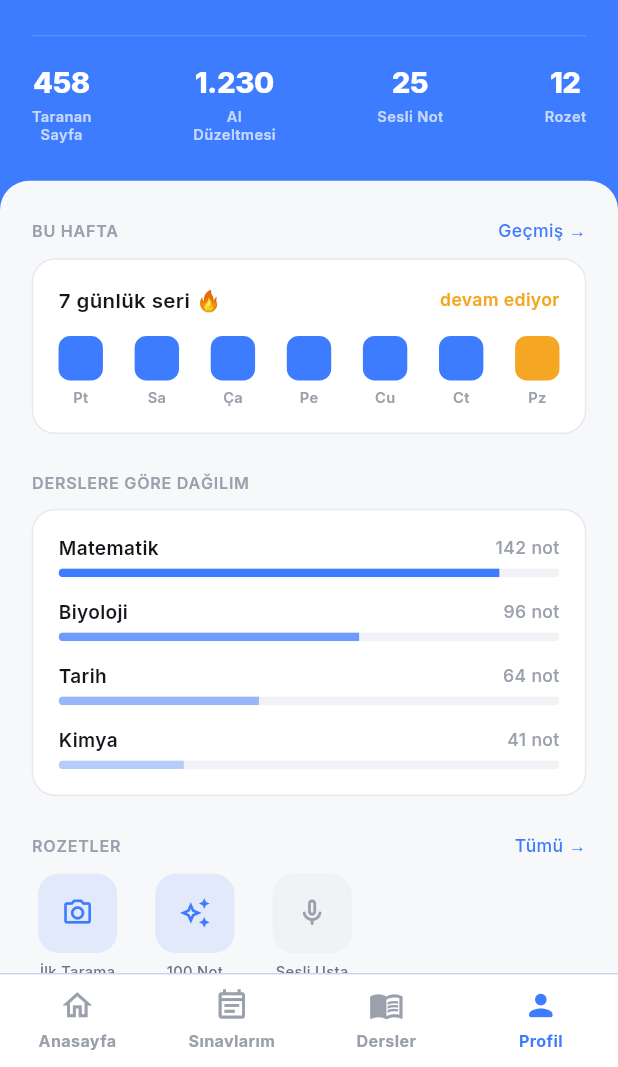
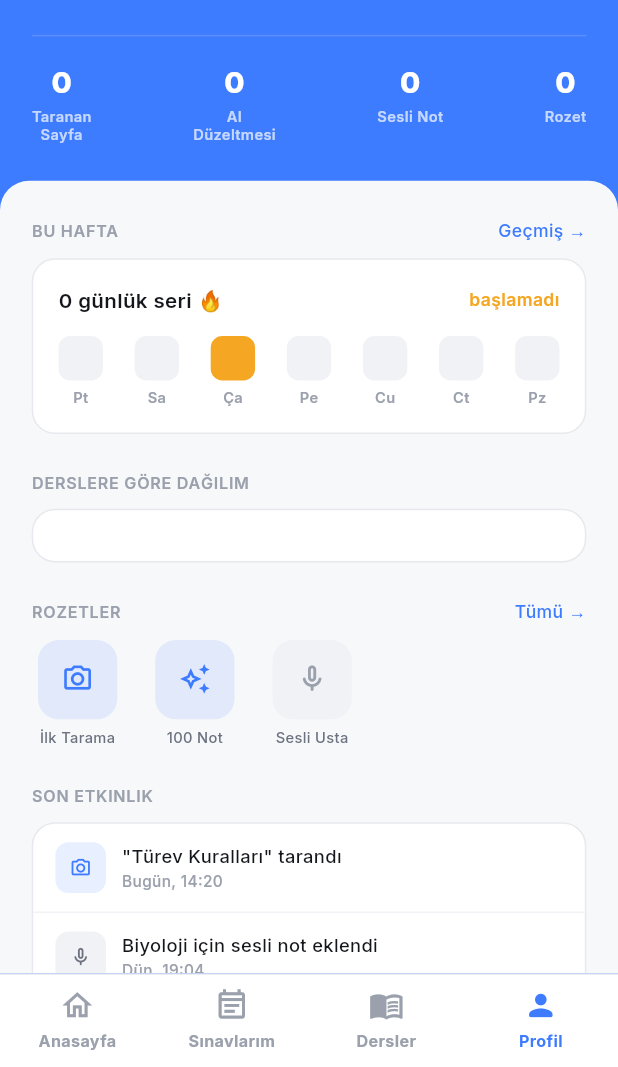
Before and after one commit to EmreBHCC/dersai-proje, a Flutter app: the screen it shows once a user with an empty profile is signed in, item 4 of the bottom bar chosen, on a phone screen of 412 x 824 dp, the part 169-1236 px from its top. Run offline on Flutter 3.47's test engine with Material 3 defaults, Android fonts, the phone set to English and light mode, and no system bars; our stand-ins replace flutter_riverpod, flutter_screenutil, google_fonts, image_picker, speech_to_text, supabase_flutter; missing offline and left inert: tflite_flutter; accounts and stored records are empty; statements that could not run were skipped.

Commit message:
feat(profile): profil sayfasını Supabase'e bağla - istatistikler, ders dağılımı ve seri gerçek veriden geliyor

```diff
--- a/lib/features/profile/presentation/providers/profile_providers.dart
+++ b/lib/features/profile/presentation/providers/profile_providers.dart
@@ -1,5 +1,7 @@
 import 'package:flutter_riverpod/flutter_riverpod.dart';
+import 'package:supabase_flutter/supabase_flutter.dart';
 
+import '../../../../core/services/supabase_service.dart';
 import '../../../homepage/presentation/providers/homepage_providers.dart';
 import '../../data/mock/profile_mock_data.dart';
 import '../../domain/models/profile_activity.dart';
@@ -8,15 +10,57 @@ import '../../domain/models/settings_entry.dart';
 import '../../domain/models/streak_day.dart';
 import '../../domain/models/subject_distribution.dart';
 import '../../domain/models/user_profile.dart';
+import '../../domain/models/profile_stat.dart';
 
-final userProfileProvider = Provider<UserProfile>((ref) {
+SupabaseClient get _client => SupabaseService.client;
+
+String? get _userId => _client.auth.currentUser?.id;
+
+final userProfileProvider = FutureProvider.autoDispose<UserProfile>((ref) async {
   final fullName = ref.watch(userFullNameProvider);
   final base = ProfileMockData.profile;
+  final userId = _userId;
+
+  if (userId == null) {
+    return UserProfile(
+      fullName: fullName,
+      initials: _initialsFor(fullName),
+      verifiedLabel: base.verifiedLabel,
+      stats: base.stats,
+    );
+  }
+
+  final allNotes = await _client
+      .from('notes')
+      .select('type')
+      .eq('user_id', userId);
+
+  final notesList = allNotes as List;
+  final scannedCount =
+      notesList.where((n) => n['type'] == 'scanned_page').length;
+  final voiceCount =
+      notesList.where((n) => n['type'] == 'voice_note').length;
+  final aiCount =
+      notesList.where((n) => n['type'] == 'ai_correction').length;
+
+  final userBadges = await _client
+      .from('user_badges')
+      .select('badge_id')
+      .eq('user_id', userId);
+  final badgesCount = (userBadges as List).length;
+
+  final stats = [
+    ProfileStat(value: '$scannedCount', label: 'Taranan\nSayfa'),
+    ProfileStat(value: '$aiCount', label: 'AI\nDüzeltmesi'),
+    ProfileStat(value: '$voiceCount', label: 'Sesli Not'),
+    ProfileStat(value: '$badgesCount', label: 'Rozet'),
+  ];
+
   return UserProfile(
     fullName: fullName,
     initials: _initialsFor(fullName),
     verifiedLabel: base.verifiedLabel,
-    stats: base.stats,
+    stats: stats,
   );
 });
 
@@ -34,12 +78,84 @@ String _initialsFor(String name) {
   return (parts.first[0] + parts.last[0]).toUpperCase();
 }
 
-final weeklyStreakProvider = Provider<WeeklyStreak>((ref) {
-  return ProfileMockData.weeklyStreak;
+final weeklyStreakProvider = FutureProvider.autoDispose<WeeklyStreak>((ref) async {
+  final userId = _userId;
+  if (userId == null) return ProfileMockData.weeklyStreak;
+
+  final dayLabels = ['Pt', 'Sa', 'Ça', 'Pe', 'Cu', 'Ct', 'Pz'];
+  final now = DateTime.now();
+  final today = DateTime(now.year, now.month, now.day);
+  final monday = today.subtract(Duration(days: today.weekday - 1));
+
+  final rows = await _client
+      .from('daily_activity')
+      .select('activity_date')
+      .eq('user_id', userId)
+      .eq('is_active', true)
+      .gte('activity_date', monday.toIso8601String().split('T')[0]);
+
+  final activeDates = (rows as List)
+      .map((r) => r['activity_date'] as String)
+      .toSet();
+
+  int streakCount = 0;
+  final days = List.generate(7, (i) {
+    final date = monday.add(Duration(days: i));
+    final dateStr = date.toIso8601String().split('T')[0];
+    final completed = activeDates.contains(dateStr);
+    if (completed) streakCount++;
+    return StreakDay(
+      label: dayLabels[i],
+      completed: completed,
+      isToday: date == today,
+    );
+  });
+
+  return WeeklyStreak(
+    title: '$streakCount günlük seri 🔥',
+    statusLabel: streakCount > 0 ? 'devam ediyor' : 'başlamadı',
+    days: days,
+  );
 });
 
-final subjectDistributionProvider = Provider<List<SubjectDistribution>>((ref) {
-  return ProfileMockData.subjectDistribution;
+final subjectDistributionProvider = FutureProvider.autoDispose<List<SubjectDistribution>>((ref) async {
+  final userId = _userId;
+  if (userId == null) return ProfileMockData.subjectDistribution;
+
+  final dersler = await _client
+      .from('dersler')
+      .select()
+      .eq('user_id', userId)
+      .order('created_at');
+
+  if ((dersler as List).isEmpty) return [];
+
+  final result = <SubjectDistribution>[];
+  int maxCount = 1;
+  final counts = <String, int>{};
+
+  for (final ders in dersler) {
+    final count = await _client
+        .from('notes')
+        .select('id')
+        .eq('user_id', userId)
+        .eq('subject_id', ders['id']);
+    final c = (count as List).length;
+    counts[ders['ders_adi']] = c;
+    if (c > maxCount) maxCount = c;
+  }
+
+  for (final ders in dersler) {
+    final name = ders['ders_adi'] as String;
+    final count = counts[name] ?? 0;
+    result.add(SubjectDistribution(
+      name: name,
+      noteCount: count,
+      ratio: count == 0 ? 0 : count / maxCount,
+    ));
+  }
+
+  return result;
 });
 
 final profileBadgesProvider = Provider<List<ProfileBadge>>((ref) {
--- a/lib/features/profile/presentation/screens/profile_screen.dart
+++ b/lib/features/profile/presentation/screens/profile_screen.dart
@@ -9,6 +9,7 @@ import '../../../auth/presentation/providers/user_session_provider.dart';
 import '../../../auth/presentation/screens/login_screen.dart';
 import '../../../courses/presentation/screens/courses_screen.dart';
 import '../../../exams/presentation/screens/exams_screen.dart';
+import '../../data/mock/profile_mock_data.dart';
 import '../providers/profile_providers.dart';
 import '../widgets/premium_banner.dart';
 import '../widgets/profile_badges_row.dart';
@@ -77,14 +78,28 @@ class ProfileScreen extends ConsumerWidget {
 
   @override
   Widget build(BuildContext context, WidgetRef ref) {
-    final profile = ref.watch(userProfileProvider);
-    final weeklyStreak = ref.watch(weeklyStreakProvider);
-    final subjects = ref.watch(subjectDistributionProvider);
+    final profileAsync = ref.watch(userProfileProvider);
+    final weeklyStreakAsync = ref.watch(weeklyStreakProvider);
+    final subjectsAsync = ref.watch(subjectDistributionProvider);
     final badges = ref.watch(profileBadgesProvider);
     final activities = ref.watch(recentActivityProvider);
     final settings = ref.watch(settingsEntriesProvider);
 
     final theme = Theme.of(context);
+
+    return profileAsync.when(
+      loading: () => Scaffold(
+        backgroundColor: theme.colorScheme.primary,
+        body: const Center(child: CircularProgressIndicator()),
+      ),
+      error: (error, stack) => Scaffold(
+        backgroundColor: theme.colorScheme.primary,
+        body: Center(child: Text('Bir hata oluştu: $error')),
+      ),
+      data: (profile) {
+        final subjects = subjectsAsync.value ?? [];
+        final weeklyStreak =
+            weeklyStreakAsync.value ?? ProfileMockData.weeklyStreak;
 
         return Scaffold(
           backgroundColor: theme.colorScheme.primary,
@@ -155,5 +170,7 @@ class ProfileScreen extends ConsumerWidget {
             onItemSelected: (index) => _onNavSelected(context, index),
           ),
         );
+      },
+    );
   }
 }
```
Lines whose indentation alone changed are shown as unchanged.
